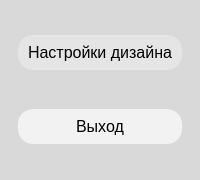
Before: the Qt Designer form grape/src/settingsmenu/settingsmenu.ui in rotat1ck/grape, drawn with Qt 5.
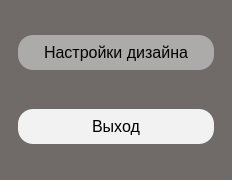
After: the same form once the commit is applied.

Commit message: Изменения дизайна, опять

Patch:
```diff
--- a/grape/src/settingsmenu/settingsmenu.ui
+++ b/grape/src/settingsmenu/settingsmenu.ui
@@ -6,7 +6,7 @@
    <rect>
     <x>0</x>
     <y>0</y>
-    <width>200</width>
+    <width>232</width>
     <height>180</height>
    </rect>
   </property>
@@ -15,7 +15,7 @@
   </property>
   <property name="styleSheet">
    <string notr="true">QDialog {
-            background-color: #D9D9D9;
+            background-color: #706B68;
             border-radius: 25px;
             border: 0px solid transparent; /* Явное отключение границы */
         }
```
The commit also changes 4 other files.
